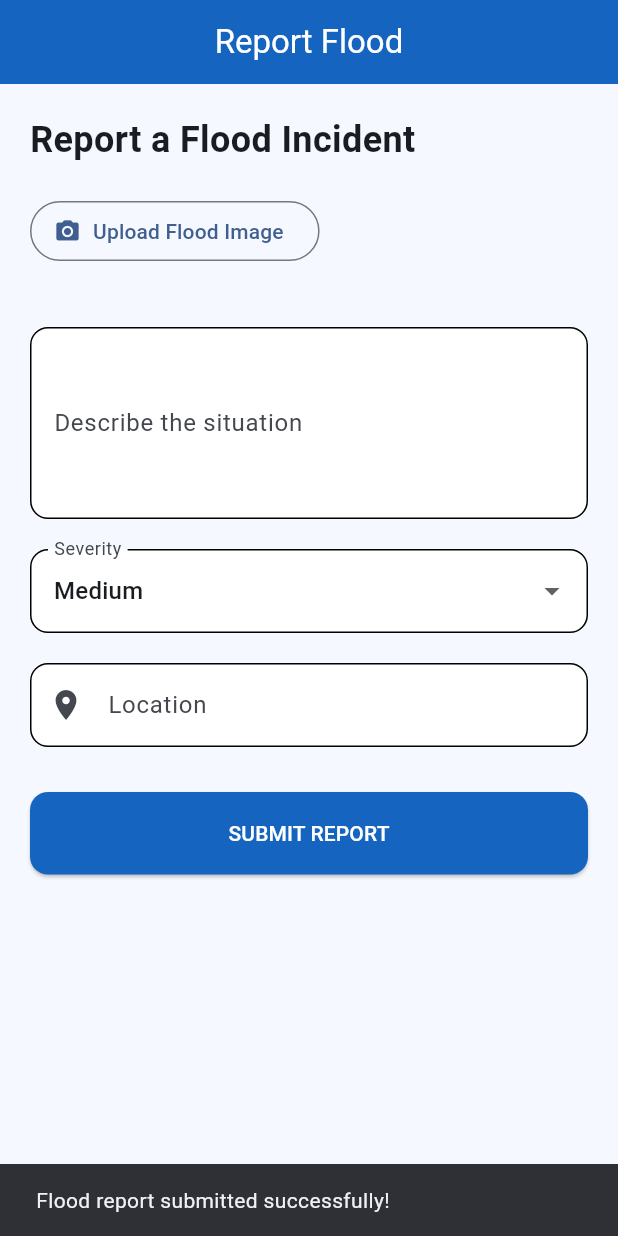
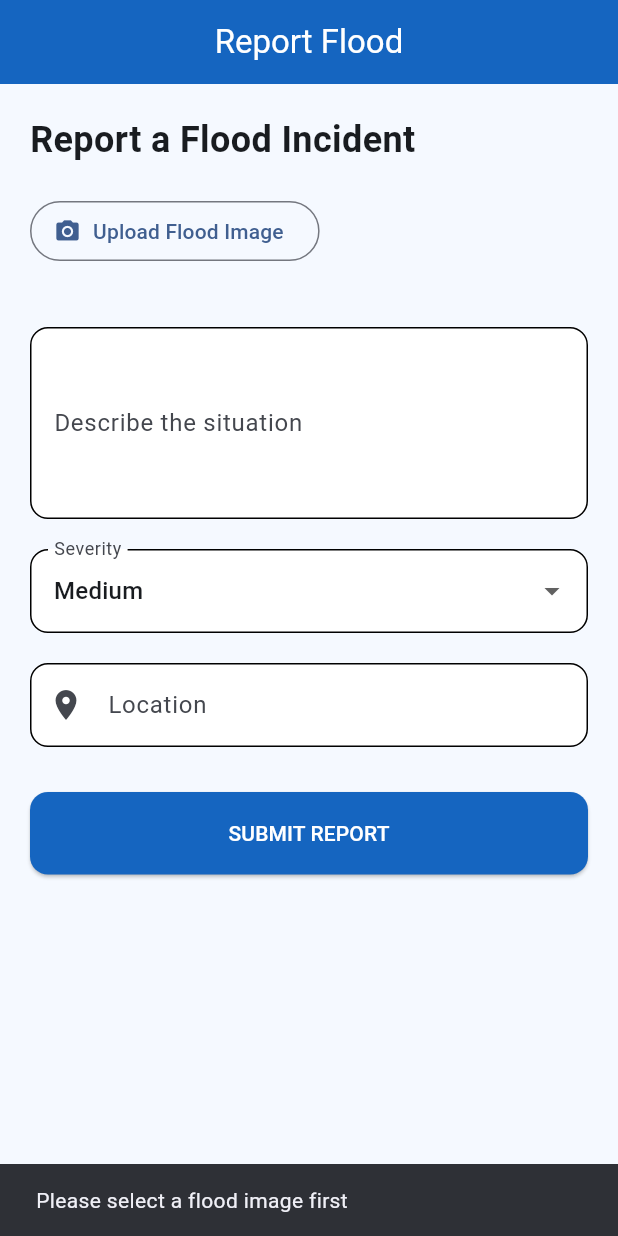
Before and after one commit to sommy-inthecloud/flood-risk-monitoring-app, a Flutter app: the ReportScreen screen opened directly, after a tap on "SUBMIT REPORT", on a phone screen of 412 x 824 dp. Run offline on Flutter 3.47's test engine with Material 3 defaults, Android fonts, the phone set to English and light mode, and no system bars; our stand-ins replace geolocator, image_picker.

```diff
--- a/lib/screens/report/report_screen.dart
+++ b/lib/screens/report/report_screen.dart
@@ -3,6 +3,8 @@ import 'dart:io';
 import 'package:flutter/material.dart';
 
 import '../../services/image_service.dart';
+
+import '../../services/upload_service.dart';
 
 class ReportScreen extends StatefulWidget {
   const ReportScreen({super.key});
@@ -12,11 +14,57 @@ class ReportScreen extends StatefulWidget {
 }
 
 class _ReportScreenState extends State<ReportScreen> {
+  final descriptionController = TextEditingController();
+
+  final locationController = TextEditingController();
+
   String severity = "Medium";
 
   File? selectedImage;
 
   final ImageService imageService = ImageService();
+
+  final UploadService uploadService = UploadService();
+
+  bool isUploading = false;
+
+  Future<void> submitReport() async {
+    if (selectedImage == null) {
+      ScaffoldMessenger.of(context).showSnackBar(
+        const SnackBar(content: Text("Please select a flood image first")),
+      );
+
+      return;
+    }
+
+    setState(() {
+      isUploading = true;
+    });
+
+    try {
+      final imageName = await uploadService.uploadImage(
+        selectedImage!,
+
+        description: descriptionController.text,
+
+        severity: severity,
+
+        location: locationController.text,
+      );
+
+      ScaffoldMessenger.of(context).showSnackBar(
+        SnackBar(content: Text("Image uploaded successfully: $imageName")),
+      );
+    } catch (e) {
+      ScaffoldMessenger.of(
+        context,
+      ).showSnackBar(SnackBar(content: Text("Upload failed: $e")));
+    } finally {
+      setState(() {
+        isUploading = false;
+      });
+    }
+  }
 
   Future<void> pickFloodImage() async {
     final image = await imageService.pickImage();
@@ -98,10 +146,12 @@ class _ReportScreenState extends State<ReportScreen> {
 
             const SizedBox(height: 20),
 
-            const TextField(
+            TextField(
+              controller: descriptionController,
+
               maxLines: 4,
 
-              decoration: InputDecoration(
+              decoration: const InputDecoration(
                 labelText: "Describe the situation",
 
                 border: OutlineInputBorder(),
@@ -136,7 +186,8 @@ class _ReportScreenState extends State<ReportScreen> {
 
             const SizedBox(height: 20),
 
-            const TextField(
+            TextField(
+              controller: locationController,
               decoration: InputDecoration(
                 labelText: "Location",
 
@@ -150,17 +201,11 @@ class _ReportScreenState extends State<ReportScreen> {
 
             SizedBox(
               width: double.infinity,
-
               child: ElevatedButton(
-                onPressed: () {
-                  ScaffoldMessenger.of(context).showSnackBar(
-                    const SnackBar(
-                      content: Text("Flood report submitted successfully!"),
-                    ),
-                  );
-                },
-
-                child: const Text("SUBMIT REPORT"),
+                onPressed: isUploading ? null : submitReport,
+                child: isUploading
+                    ? const CircularProgressIndicator(color: Colors.white)
+                    : const Text("SUBMIT REPORT"),
               ),
             ),
           ],
--- /dev/null
+++ b/lib/services/upload_service.dart
@@ -0,0 +1,54 @@
+import 'dart:io';
+import 'dart:convert';
+
+import 'package:http/http.dart' as http;
+
+class UploadService {
+  final String apiUrl =
+      "https://v8bm3n7xwk.execute-api.eu-west-1.amazonaws.com/upload-url";
+
+  Future<String?> uploadImage(
+    File image, {
+    required String description,
+    required String severity,
+    required String location,
+  }) async {
+    final response = await http.post(
+      Uri.parse(apiUrl),
+
+      headers: {"Content-Type": "application/json"},
+
+      body: jsonEncode({
+        "description": description,
+
+        "severity": severity,
+
+        "location": location,
+      }),
+    );
+
+    if (response.statusCode != 200) {
+      throw Exception("Failed to create report");
+    }
+
+    final data = jsonDecode(response.body);
+
+    final uploadUrl = data["uploadUrl"];
+
+    final fileName = data["fileName"];
+
+    final uploadResponse = await http.put(
+      Uri.parse(uploadUrl),
+
+      headers: {"Content-Type": "image/jpeg"},
+
+      body: await image.readAsBytes(),
+    );
+
+    if (uploadResponse.statusCode == 200) {
+      return fileName;
+    }
+
+    throw Exception("Image upload failed");
+  }
+}
```
